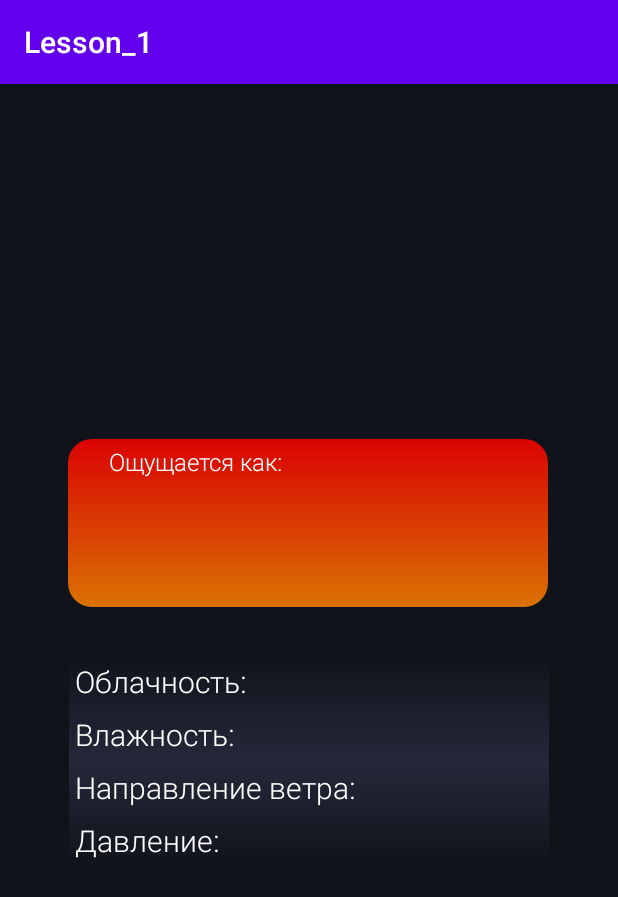
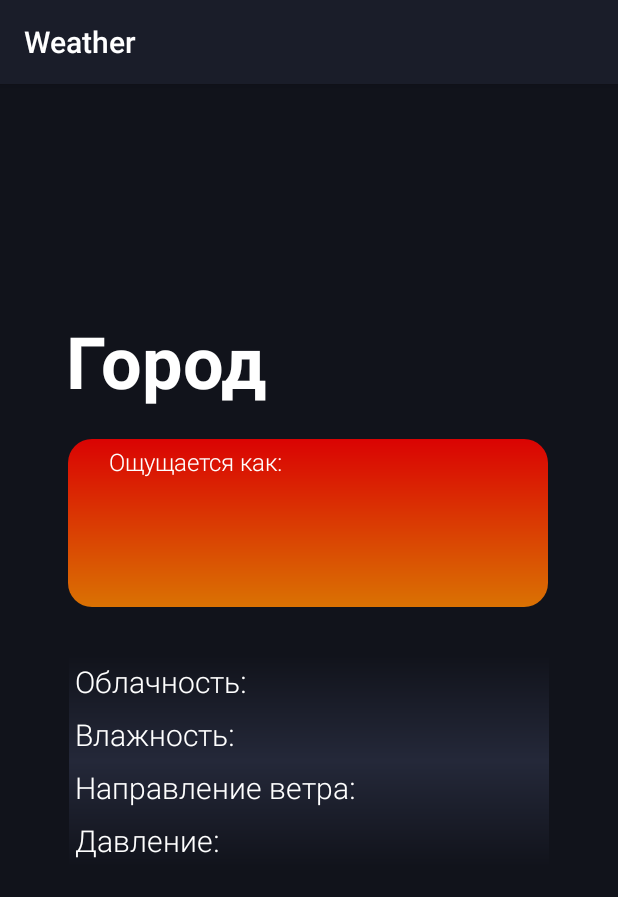
Before and after one commit to NotFromHere/itis_android_ilgamov_904, an Android app: the WeatherActivity screen opened directly, with no data from a screen before it, on a phone screen of 412 x 824 dp. Shown: the top 897 px of the screen. Run offline under Robolectric (Android 15) with nearby library versions, the phone set to English and light mode, and no system bars; 2 statements that could not run were skipped.

Commit message:
final version

```diff
--- a/app/build.gradle
+++ b/app/build.gradle
@@ -31,6 +31,11 @@ android {
             proguardFiles getDefaultProguardFile('proguard-android-optimize.txt'), 'proguard-rules.pro'
         }
     }
+
+    buildTypes.each{
+        it.buildConfigField 'String', 'API_ENDPOINT', baseUrl
+        it.buildConfigField 'String', 'API_KEY', apiKey
+    }
 }
 
 def retrofit = "2.9.0"
@@ -47,6 +52,7 @@ dependencies {
     implementation 'androidx.recyclerview:recyclerview:1.1.0'
     implementation 'com.google.android.material:material:1.3.0'
     implementation 'com.google.android.gms:play-services-location:15.0.1'
+    implementation 'com.squareup.okhttp3:logging-interceptor:3.6.0'
     testImplementation 'junit:junit:4.12'
     androidTestImplementation 'androidx.test.ext:junit:1.1.1'
     androidTestImplementation 'androidx.test.espresso:espresso-core:3.2.0'
--- a/app/src/main/java/com/example/lesson_1/activity/WeatherActivity.kt
+++ b/app/src/main/java/com/example/lesson_1/activity/WeatherActivity.kt
@@ -1,50 +1,41 @@
 package com.example.lesson_1.activity
 
 import WeatherResponse
+import android.annotation.SuppressLint
 import androidx.appcompat.app.AppCompatActivity
 import android.os.Bundle
 import com.example.lesson_1.R
-import com.example.lesson_1.api.OpenWeatherAPI
+import com.example.lesson_1.api.ApiFactory
 import kotlinx.android.synthetic.main.activity_weather.*
 import kotlinx.coroutines.CoroutineScope
 import kotlinx.coroutines.Dispatchers
 import kotlinx.coroutines.launch
-import okhttp3.OkHttpClient
-import retrofit2.Retrofit
-import retrofit2.converter.gson.GsonConverterFactory
-import java.util.concurrent.TimeUnit
 
 class WeatherActivity : AppCompatActivity() {
 
-    private val API_BASE_URL: String = "http://api.openweathermap.org/data/2.5/"
-    private val client by lazy { OkHttpClient.Builder()
-        .connectTimeout(30, TimeUnit.SECONDS)
-        .build() }
-    private val retrofit by lazy { Retrofit.Builder()
-        .baseUrl(API_BASE_URL)
-        .client(client)
-        .addConverterFactory(GsonConverterFactory.create())
-        .build() }
-    private val openWeatherApi by lazy { retrofit.create(OpenWeatherAPI::class.java) }
-
     companion object{
-        val CITY_NAME = "KEY_CN"
+        val CITY_ID = "KEY_CID"
     }
 
     override fun onCreate(savedInstanceState: Bundle?) {
         super.onCreate(savedInstanceState)
         setContentView(R.layout.activity_weather)
-        val cityName = intent.getStringExtra(CITY_NAME)
-        tv_city_name.text = cityName
+        val cityID = intent.getIntExtra(CITY_ID, -1)
+        setupWeather(cityID)
+    }
 
+    @SuppressLint("SetTextI18n")
+    private fun setupWeather(cityID: Int) {
         CoroutineScope(Dispatchers.Main).launch {
-            val wResponse: WeatherResponse = openWeatherApi.getWeather(cityName)
+            val wResponse: WeatherResponse = ApiFactory.weatherAPI.getWeather(cityID)
+            tv_city_name.text = wResponse.name
             tv_temp.text = tv_temp.text.toString() + wResponse.main.temp.toInt() + "°C"
-            tv_temp_fill.text = tv_temp_fill.text.toString() + wResponse.main.feelsLike.toInt() + "°C"
+            tv_temp_fill.text =
+                tv_temp_fill.text.toString() + " " +  wResponse.main.feelsLike.toInt() + "°C"
             tv_cloudy.text = tv_cloudy.text.toString() + wResponse.weather.get(0).description
             tv_humidity.text = tv_humidity.text.toString() + wResponse.main.humidity + "%"
             val windDeg = wResponse.wind.deg
-            when{
+            when {
                 windDeg < 45 -> tv_wind.text = tv_wind.text.toString() + "Север"
                 windDeg < 90 -> tv_wind.text = tv_wind.text.toString() + "Северо-Восток"
                 windDeg < 135 -> tv_wind.text = tv_wind.text.toString() + "Восток"
--- a/app/src/main/java/com/example/lesson_1/api/OpenWeatherAPI.kt
+++ b/app/src/main/java/com/example/lesson_1/api/OpenWeatherAPI.kt
@@ -6,10 +6,10 @@ import retrofit2.http.GET
 import retrofit2.http.Query
 
 interface OpenWeatherAPI {
-    @GET("weather?appid=e99f8d6bf92009340a1da7398a99b3c0&units=metric&lang=ru")
-    suspend fun getWeather(@Query("q") cityName: String?): WeatherResponse
+    @GET("weather")
+    suspend fun getWeather(@Query("id") cityID: Int): WeatherResponse
 
-    @GET("find?appid=e99f8d6bf92009340a1da7398a99b3c0&units=metric&lang=ru")
+    @GET("find")
     suspend fun getCities(@Query("lat") lat: Double,
                           @Query("lon") lon: Double,
                           @Query("cnt") cnt: Int): CitiesAroundResponse
--- a/app/src/main/java/com/example/lesson_1/json/CitiesAroundResponse.kt
+++ b/app/src/main/java/com/example/lesson_1/json/CitiesAroundResponse.kt
@@ -1,4 +1,4 @@
-import com.example.lesson_1.recycler.City
+import com.example.lesson_1.json.City
 import com.google.gson.annotations.SerializedName
 data class CitiesAroundResponse(
     @SerializedName("cod")
--- a/app/src/main/java/com/example/lesson_1/recycler/City.kt
+++ b/app/src/main/java/com/example/lesson_1/json/City.kt
@@ -1,4 +1,4 @@
-package com.example.lesson_1.recycler
+package com.example.lesson_1.json
 
 import Clouds
 import Coord
--- a/app/src/main/java/com/example/lesson_1/recycler/CityViewHolder.kt
+++ b/app/src/main/java/com/example/lesson_1/recycler/CityViewHolder.kt
@@ -1,27 +1,29 @@
 package com.example.lesson_1.recycler
 
+import android.annotation.SuppressLint
 import android.content.Intent
 import android.view.LayoutInflater
 import android.view.View
 import android.view.ViewGroup
-import android.widget.Toast
 import androidx.core.content.ContextCompat
 import androidx.recyclerview.widget.RecyclerView
 import com.example.lesson_1.R
 import com.example.lesson_1.activity.WeatherActivity
+import com.example.lesson_1.json.City
 import kotlinx.android.extensions.LayoutContainer
 import kotlinx.android.synthetic.main.viewholder_city.view.*
 
 class CityViewHolder(override val containerView: View):
     RecyclerView.ViewHolder(containerView), LayoutContainer {
 
+    @SuppressLint("SetTextI18n")
     fun bind(city: City){
         containerView.tv_cityName.text = city.name
         containerView.tv_cityTemp.text = city.main.temp.toString() + "°C"
         setTempColor(city)
         containerView.setOnClickListener {
             Intent(containerView.context, WeatherActivity::class.java).also {
-                it.putExtra(WeatherActivity.CITY_NAME, city.name)
+                it.putExtra(WeatherActivity.CITY_ID, city.id)
                 containerView.context.startActivity(it)
             }
         }
--- a/app/src/main/java/com/example/lesson_1/recycler/RecyclerCityAdapter.kt
+++ b/app/src/main/java/com/example/lesson_1/recycler/RecyclerCityAdapter.kt
@@ -3,6 +3,7 @@ package com.example.lesson_1.recycler
 import android.view.ViewGroup
 import androidx.recyclerview.widget.DiffUtil
 import androidx.recyclerview.widget.ListAdapter
+import com.example.lesson_1.json.City
 
 class RecyclerCityAdapter(): ListAdapter<City, CityViewHolder>(object :
     DiffUtil.ItemCallback<City>() {
--- a/app/src/main/res/drawable/searchview_icon.xml
+++ b/app/src/main/res/drawable/searchview_icon.xml
@@ -1,6 +1,6 @@
 <vector xmlns:android="http://schemas.android.com/apk/res/android"
-    android:width="48dp"
-    android:height="48dp"
+    android:width="40dp"
+    android:height="40dp"
     android:viewportWidth="128"
     android:viewportHeight="128">
   <path
--- a/app/src/main/res/values/colors.xml
+++ b/app/src/main/res/values/colors.xml
@@ -1,7 +1,7 @@
 <?xml version="1.0" encoding="utf-8"?>
 <resources>
-    <color name="colorPrimary">#6200EE</color>
-    <color name="colorPrimaryDark">#3700B3</color>
+    <color name="colorPrimary">#1A1D29</color>
+    <color name="colorPrimaryDark">#000000</color>
     <color name="colorAccent">#03DAC5</color>
     <color name="tempMinus20">#DA0303</color>
     <color name="tempMinus10">#DA7203</color>
--- a/app/src/main/res/values/strings.xml
+++ b/app/src/main/res/values/strings.xml
@@ -1,4 +1,4 @@
 <resources>
-    <string name="app_name">Lesson_1</string>
-    <string name="feels_like_const">Ощущается как: </string>
+    <string name="app_name">Weather</string>
+    <string name="feels_like_const">Ощущается как:</string>
 </resources>
--- a/gradle.properties
+++ b/gradle.properties
@@ -19,3 +19,6 @@ android.useAndroidX=true
 android.enableJetifier=true
 # Kotlin code style for this project: "official" or "obsolete":
 kotlin.code.style=official
+
+baseUrl="http://api.openweathermap.org/data/2.5/"
+apiKey="e99f8d6bf92009340a1da7398a99b3c0"
```
Also changed, not shown: app/src/main/java/com/example/lesson_1/activity/MainActivity.kt (+26 -39 lines), gradle/wrapper/gradle-wrapper.properties.
